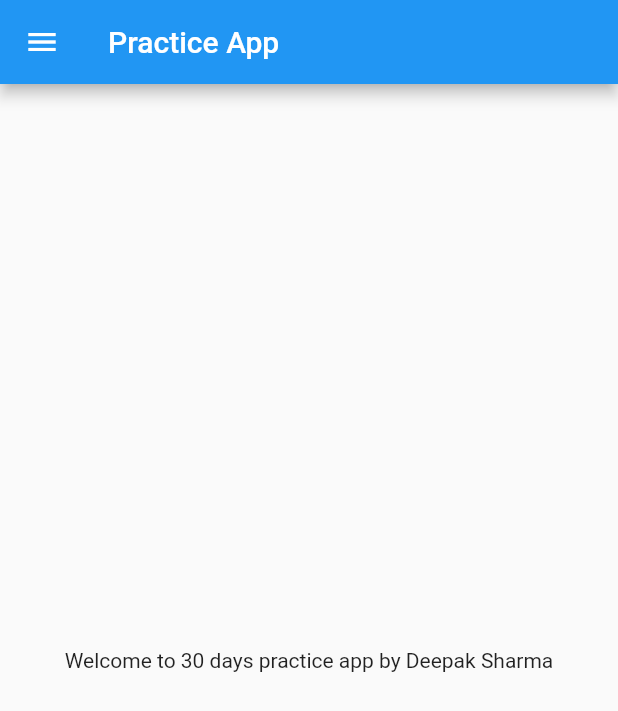
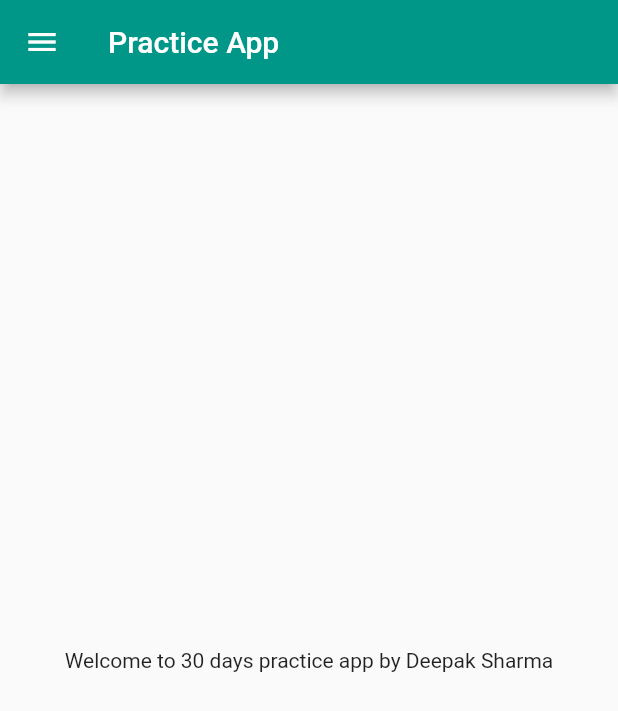
Before and after one commit to ds-spec/30DaysOfFlutter, a Flutter app: the screen it shows after launch, on a phone screen of 412 x 824 dp. Shown: the top 711 px of the screen. Run offline on Flutter 3.47's test engine with Material 2 defaults, Android fonts, the phone set to English and light mode, and no system bars.

Commit message:
Day 3 Completed

```diff
--- a/lib/main.dart
+++ b/lib/main.dart
@@ -1,5 +1,6 @@
 import 'package:flutter/material.dart';
-import 'package:flutter_practice/home.dart';
+import 'package:flutter_practice/pages/home.dart';
+import 'package:flutter_practice/pages/login.dart';
 
 void main() {
   runApp(PracticeApp());
@@ -8,6 +9,20 @@ void main() {
 class PracticeApp extends StatelessWidget {
   @override
   Widget build(BuildContext context) {
-    return MaterialApp(home: Home());
+    return MaterialApp(
+      themeMode: ThemeMode.light,
+      theme: ThemeData(
+        primarySwatch: Colors.teal,
+      ),
+      darkTheme: ThemeData(
+        brightness: Brightness.dark,
+      ),
+      initialRoute: "/home",
+      routes: {
+        "/": (context) => Login(),
+        "/login": (context) => Login(),
+        "/home": (context) => Home(),
+      },
+    );
   }
 }
```
Also changed, not shown: lib/pages/login.dart (added, +18 -0 lines), lib/pages/home.dart (renamed from lib/home.dart).
